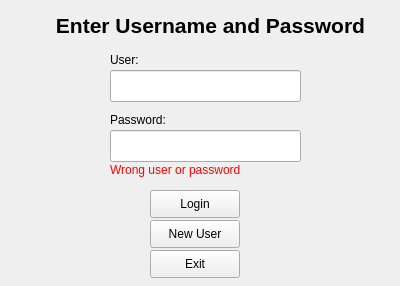
First picture: the form in main.ui, repository garygra/pass_manager, before the edit.
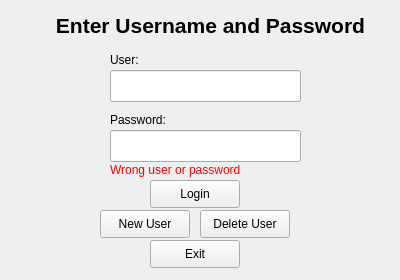
Second picture: the form after the edit.

Commit message: deleting users working

Patch:
```diff
--- a/main.ui
+++ b/main.ui
@@ -7,7 +7,7 @@
     <x>0</x>
     <y>0</y>
     <width>400</width>
-    <height>286</height>
+    <height>280</height>
    </rect>
   </property>
   <property name="windowTitle">
@@ -17,7 +17,7 @@
    <property name="geometry">
     <rect>
      <x>150</x>
-     <y>250</y>
+     <y>240</y>
      <width>90</width>
      <height>28</height>
     </rect>
@@ -72,7 +72,7 @@
    <property name="geometry">
     <rect>
      <x>150</x>
-     <y>190</y>
+     <y>180</y>
      <width>90</width>
      <height>28</height>
     </rect>
@@ -94,8 +94,8 @@
   <widget class="QPushButton" name="btn_new_user">
    <property name="geometry">
     <rect>
-     <x>150</x>
-     <y>220</y>
+     <x>100</x>
+     <y>210</y>
      <width>90</width>
      <height>28</height>
     </rect>
@@ -130,6 +130,19 @@
     <string>&lt;html&gt;&lt;head/&gt;&lt;body&gt;&lt;p align=&quot;center&quot;&gt;&lt;span style=&quot; font-size:16pt; font-weight:600;&quot;&gt;Enter Username and Password&lt;/span&gt;&lt;/p&gt;&lt;/body&gt;&lt;/html&gt;</string>
    </property>
   </widget>
+  <widget class="QPushButton" name="btn_del_user">
+   <property name="geometry">
+    <rect>
+     <x>200</x>
+     <y>210</y>
+     <width>90</width>
+     <height>28</height>
+    </rect>
+   </property>
+   <property name="text">
+    <string>Delete User</string>
+   </property>
+  </widget>
  </widget>
  <tabstops>
   <tabstop>txt_user</tabstop>
```
The commit also changes 12 other files.
